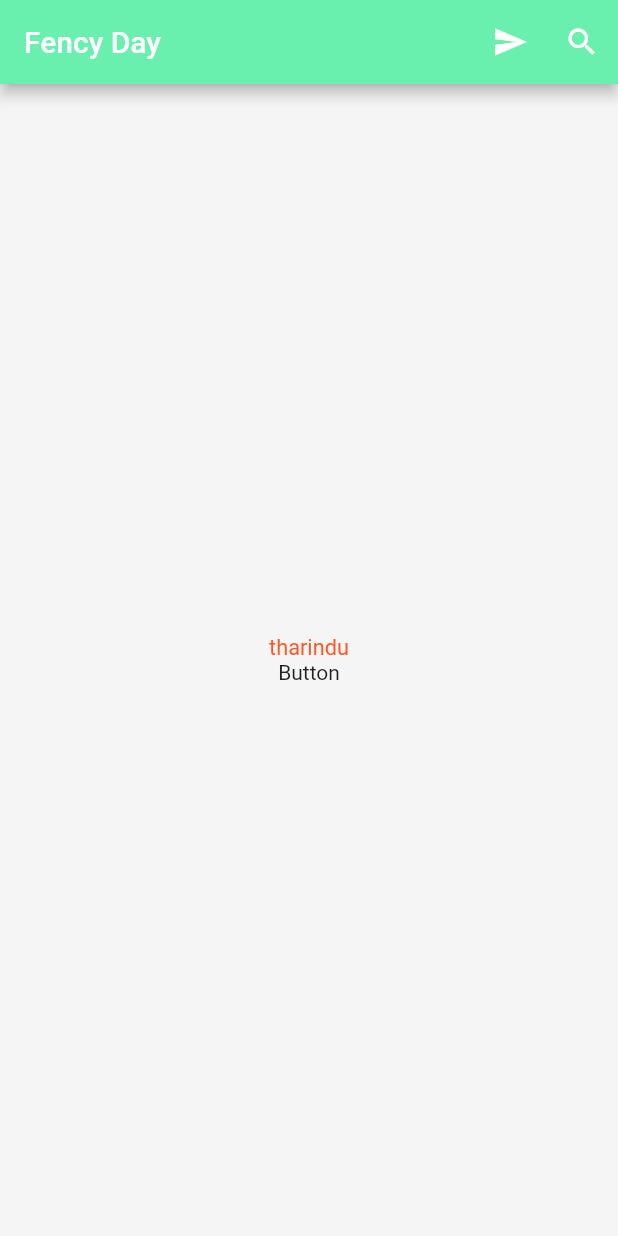
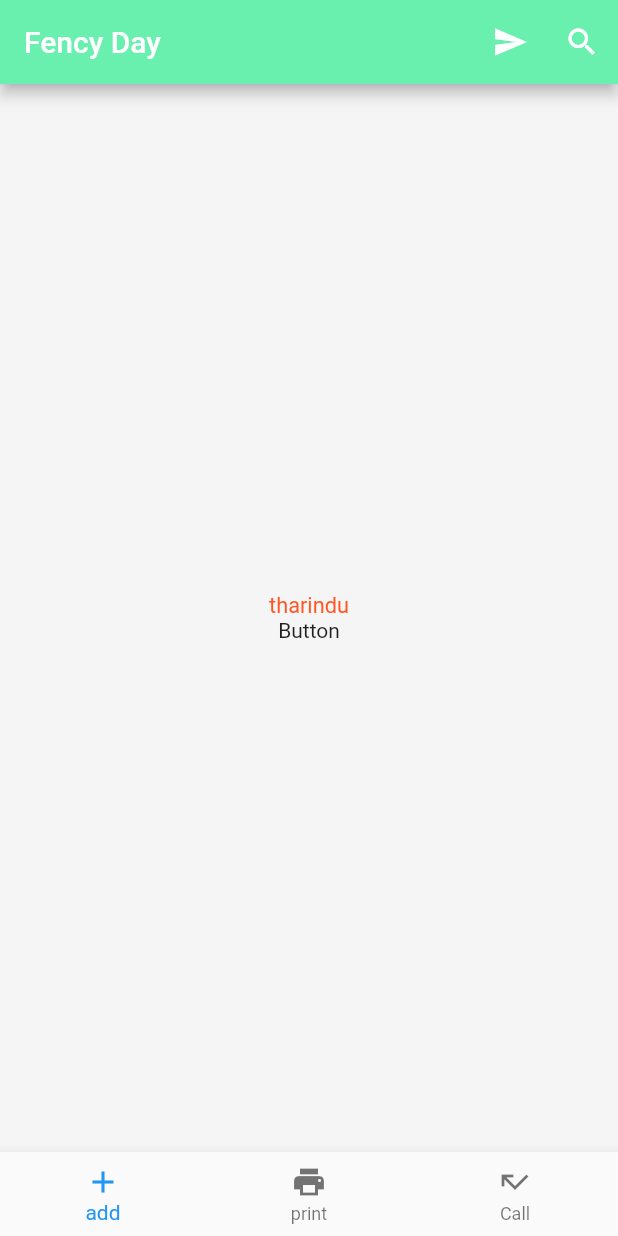
Before and after one commit to tharindu97/Flutter, a Flutter app: the screen it shows after launch, on a phone screen of 412 x 824 dp. Run offline on Flutter 3.47's test engine with Material 2 defaults, Android fonts, the phone set to English and light mode, and no system bars.

Commit message:
082 Bottom Navigator and Adding Touch

```diff
--- a/step1/lib/ui/home.dart
+++ b/step1/lib/ui/home.dart
@@ -46,6 +46,13 @@ class Home extends StatelessWidget{
             )
           ],
         ),
+      ),
+      bottomNavigationBar: new BottomNavigationBar(items: [
+        new BottomNavigationBarItem(icon: new Icon(Icons.add),title: new Text("add")),
+        new BottomNavigationBarItem(icon: new Icon(Icons.print),title: new Text("print")),
+        new BottomNavigationBarItem(icon: new Icon(Icons.call_missed),title: new Text("Call")),
+      ],
+      onTap: (int i)=> debugPrint("hey toch $i"),
       ),
     );
     /*
```
